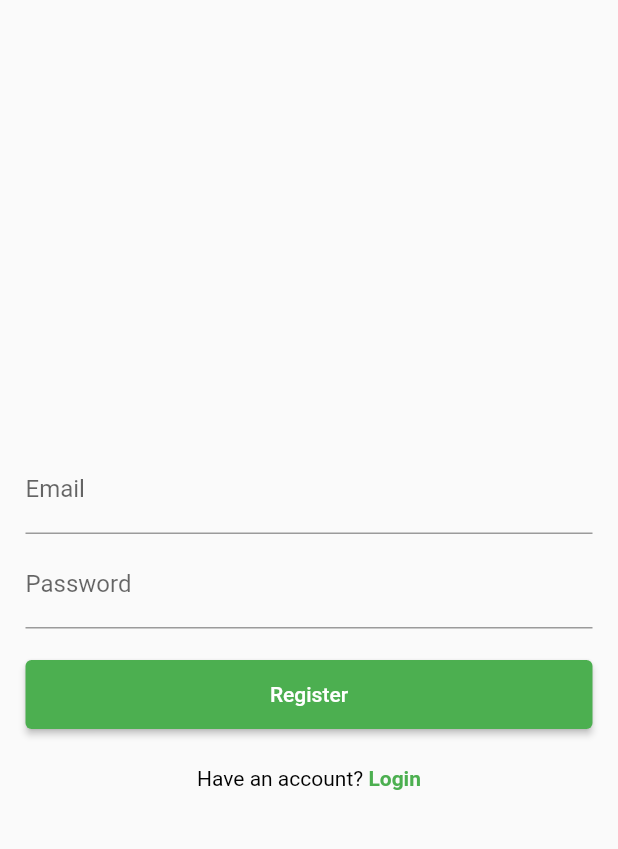
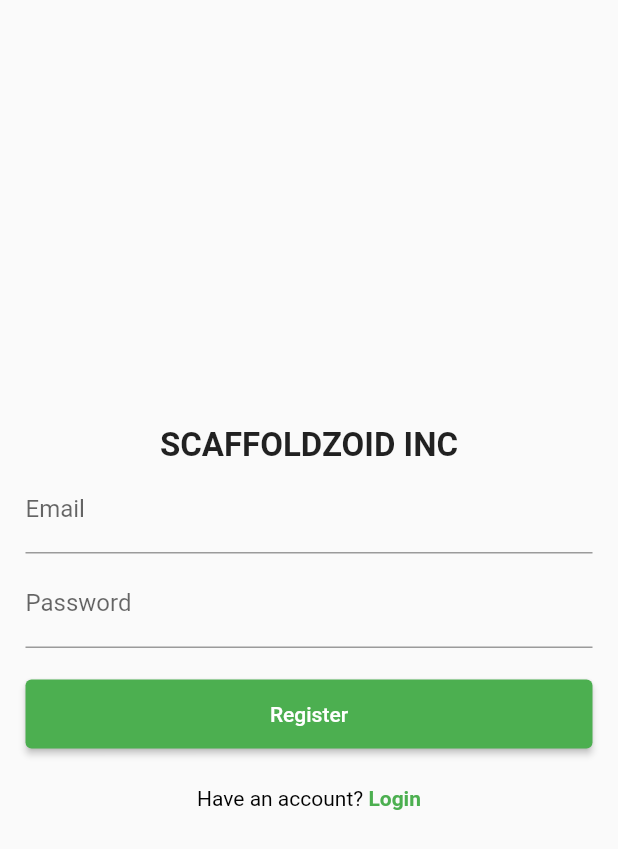
Before and after one commit to tanaybanerjeedeveloper/scaffoldzoid-customer, a Flutter app: the SignUpScreen screen opened by its route, on a phone screen of 412 x 824 dp. Shown: the top 849 px of the screen. Run offline on Flutter 3.47's test engine with Material 2 defaults, Android fonts, the light colour scheme and no system bars; our stand-ins replace cloud_firestore, email_validator, firebase_auth, firebase_core, image_picker; accounts and stored records are empty.

Commit message:
final commit

```diff
--- a/lib/main.dart
+++ b/lib/main.dart
@@ -28,6 +28,7 @@ class MyApp extends StatelessWidget {
       scaffoldMessengerKey: Utils.messengerKey,
       navigatorKey: navigatorKey,
       title: 'Flutter Demo',
+      debugShowCheckedModeBanner: false,
       theme: ThemeData(
         primarySwatch: Colors.green,
       ),
--- a/lib/screens/signup_screen.dart
+++ b/lib/screens/signup_screen.dart
@@ -34,6 +34,11 @@ class _SignUpScreenState extends State<SignUpScreen> {
                     // SizedBox(
                     //   height: 100,
                     // ),
+                    Text(
+                      'SCAFFOLDZOID INC',
+                      style:
+                          TextStyle(fontWeight: FontWeight.bold, fontSize: 22),
+                    ),
                     TextFormField(
                       controller: emailController,
                       decoration: InputDecoration(labelText: 'Email'),
```
Also changed, not shown: lib/screens/profile_screen.dart (+5 -5 lines).
